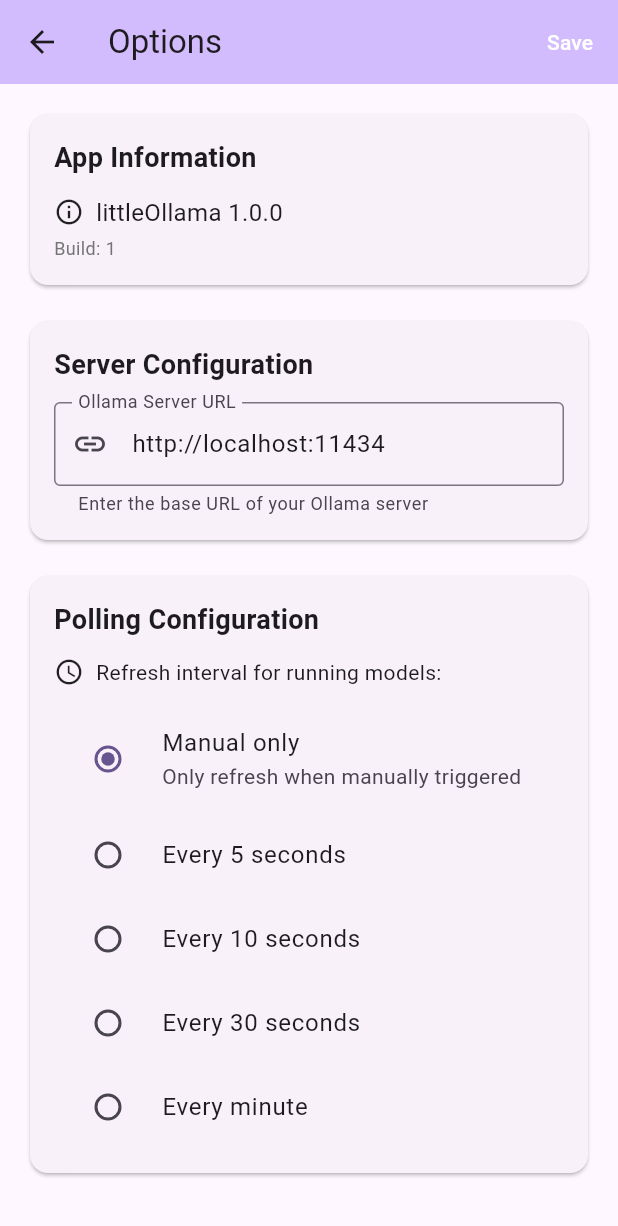
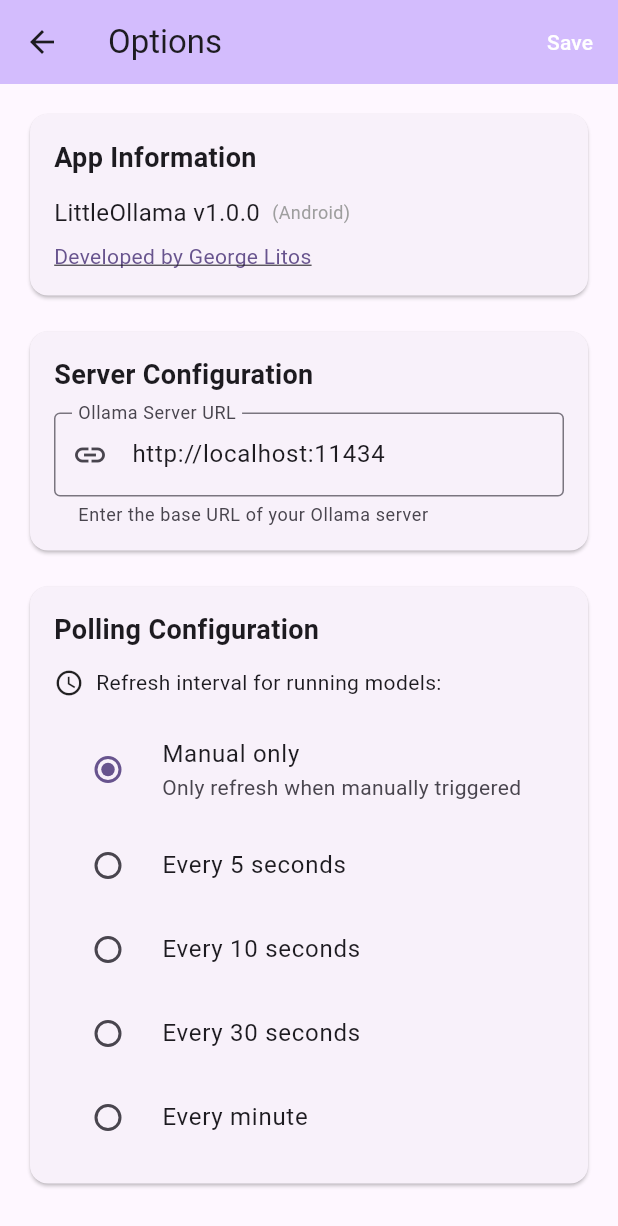
Before and after one commit to glls/littleollama, a Flutter app: the screen it shows after launch, after a tap on the "settings" icon, on a phone screen of 412 x 824 dp. Shown: the top 1226 px of the screen. Run offline on Flutter 3.47's test engine with Material 3 defaults, Android fonts, the phone set to English and light mode, and no system bars; our stand-ins replace package_info_plus, shared_preferences; missing offline and left inert: dart:js_interop; network calls fail.

Commit message:
feat: add platform detection and external link launching in options screen

```diff
--- a/lib/options_screen.dart
+++ b/lib/options_screen.dart
@@ -1,6 +1,11 @@
 import 'package:flutter/material.dart';
 import 'package:package_info_plus/package_info_plus.dart';
-import 'src/storage_io.dart' if (dart.library.html) 'src/storage_web.dart' as storage;
+import 'package:url_launcher/url_launcher.dart';
+import 'package:flutter/foundation.dart' show kIsWeb;
+import 'dart:io' show Platform;
+import 'src/storage_io.dart'
+    if (dart.library.html) 'src/storage_web.dart'
+    as storage;
 
 class OptionsScreen extends StatefulWidget {
   final String currentEndpoint;
@@ -56,12 +61,16 @@
     if (normalizedEndpoint.contains('/api/')) {
       normalizedEndpoint = normalizedEndpoint.split('/api/')[0];
     }
-    if (!normalizedEndpoint.startsWith('http://') && !normalizedEndpoint.startsWith('https://')) {
+    if (!normalizedEndpoint.startsWith('http://') &&
+        !normalizedEndpoint.startsWith('https://')) {
       normalizedEndpoint = 'http://$normalizedEndpoint';
     }
 
     // Save polling interval
-    await storage.saveTheme(_prefsKeyPollingInterval, _pollingInterval.toString());
+    await storage.saveTheme(
+      _prefsKeyPollingInterval,
+      _pollingInterval.toString(),
+    );
 
     // Call callbacks
     widget.onEndpointChanged(normalizedEndpoint);
@@ -72,6 +81,23 @@
         const SnackBar(content: Text('Settings saved successfully')),
       );
       Navigator.of(context).pop();
+    }
+  }
+
+  String getPlatformName() {
+    if (kIsWeb) return 'Web';
+    if (Platform.isAndroid) return 'Android';
+    if (Platform.isIOS) return 'iOS';
+    if (Platform.isLinux) return 'Linux';
+    if (Platform.isMacOS) return 'macOS';
+    if (Platform.isWindows) return 'Windows';
+    return 'Unknown';
+  }
+
+  Future<void> _launchGeorgeLitos() async {
+    const url = 'https://georgelitos.com';
+    if (await canLaunchUrl(Uri.parse(url))) {
+      await launchUrl(Uri.parse(url), mode: LaunchMode.externalApplication);
     }
   }
 
@@ -100,32 +126,38 @@
                 children: [
                   const Text(
                     'App Information',
-                    style: TextStyle(
-                      fontSize: 18,
-                      fontWeight: FontWeight.bold,
-                    ),
+                    style: TextStyle(fontSize: 18, fontWeight: FontWeight.bold),
                   ),
                   const SizedBox(height: 12),
                   Row(
                     children: [
-                      const Icon(Icons.info_outline, size: 20),
-                      const SizedBox(width: 8),
                       Text(
-                        'littleOllama ${_packageInfo?.version ?? 'Unknown'}',
+                        'LittleOllama v${_packageInfo?.version ?? 'Unknown'}',
                         style: const TextStyle(fontSize: 16),
                       ),
+                      const SizedBox(width: 8),
+                      if (_packageInfo?.version != null)
+                        Text(
+                          "(${getPlatformName()})",
+                          style: const TextStyle(
+                            fontSize: 12,
+                            color: Colors.grey,
+                          ),
+                        ),
                     ],
                   ),
-                  if (_packageInfo?.buildNumber != null) ...[
-                    const SizedBox(height: 4),
-                    Text(
-                      'Build: ${_packageInfo!.buildNumber}',
+                  const SizedBox(height: 8),
+                  GestureDetector(
+                    onTap: _launchGeorgeLitos,
+                    child: Text(
+                      'Developed by George Litos',
                       style: TextStyle(
-                        fontSize: 12,
-                        color: Colors.grey[600],
+                        fontSize: 14,
+                        color: Theme.of(context).colorScheme.primary,
+                        decoration: TextDecoration.underline,
                       ),
                     ),
-                  ],
+                  ),
                 ],
               ),
             ),
@@ -142,10 +174,7 @@
                 children: [
                   const Text(
                     'Server Configuration',
-                    style: TextStyle(
-                      fontSize: 18,
-                      fontWeight: FontWeight.bold,
-                    ),
+                    style: TextStyle(fontSize: 18, fontWeight: FontWeight.bold),
                   ),
                   const SizedBox(height: 12),
                   TextField(
@@ -175,10 +204,7 @@
                 children: [
                   const Text(
                     'Polling Configuration',
-                    style: TextStyle(
-                      fontSize: 18,
-                      fontWeight: FontWeight.bold,
-                    ),
+                    style: TextStyle(fontSize: 18, fontWeight: FontWeight.bold),
                   ),
                   const SizedBox(height: 12),
                   Row(
@@ -193,7 +219,9 @@
                     children: [
                       RadioListTile<int>(
                         title: const Text('Manual only'),
-                        subtitle: const Text('Only refresh when manually triggered'),
+                        subtitle: const Text(
+                          'Only refresh when manually triggered',
+                        ),
                         value: 0,
                         groupValue: _pollingInterval,
                         onChanged: (value) {
```
